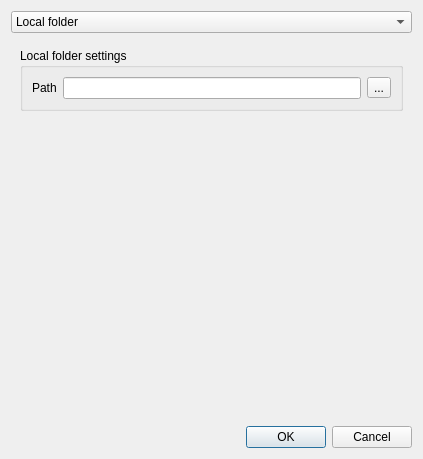
This is addeditdatasource.ui in ZIMA-Engineering/ZIMA-CAD-Parts as Qt 5 draws it before an edit. The edited form follows.
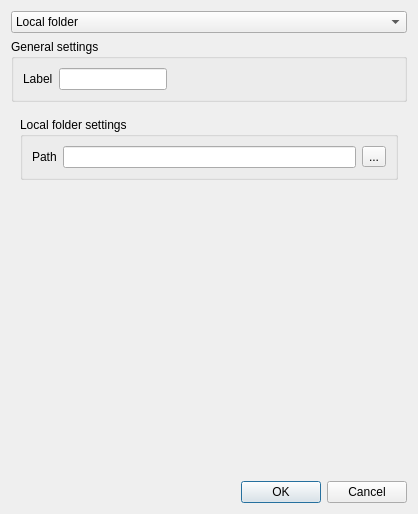
This is the edited form. Icons and pictures are not drawn.

Commit message: Implemented user-editable label for each data source, changing title of add/edit window

Diff of the .ui file:
```diff
--- a/addeditdatasource.ui
+++ b/addeditdatasource.ui
@@ -6,8 +6,8 @@
    <rect>
     <x>0</x>
     <y>0</y>
-    <width>423</width>
-    <height>459</height>
+    <width>418</width>
+    <height>514</height>
    </rect>
   </property>
   <property name="windowTitle">
@@ -34,6 +34,28 @@
        </item>
       </widget>
      </item>
+     <item>
+      <widget class="QGroupBox" name="groupBox_3">
+       <property name="title">
+        <string>General settings</string>
+       </property>
+       <layout class="QFormLayout" name="formLayout_2">
+        <property name="fieldGrowthPolicy">
+         <enum>QFormLayout::FieldsStayAtSizeHint</enum>
+        </property>
+        <item row="0" column="0">
+         <widget class="QLabel" name="labelLabel">
+          <property name="text">
+           <string>Label</string>
+          </property>
+         </widget>
+        </item>
+        <item row="0" column="1">
+         <widget class="QLineEdit" name="labelLineEdit"/>
+        </item>
+       </layout>
+      </widget>
+     </item>
      <item>
       <widget class="QStackedWidget" name="stackedWidget">
        <property name="currentIndex">
```
Left out of the diff: 32 changed lines with no effect on the pictures. The commit also changes 8 other files.
